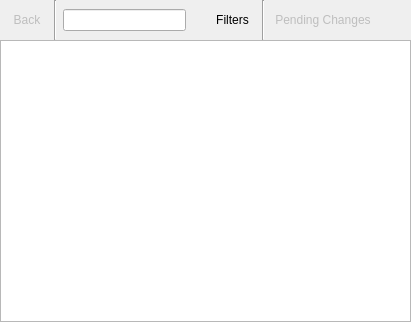
Before: the Qt Designer form Apper/ApperKCM.ui in KDE/apper, drawn with Qt 5.
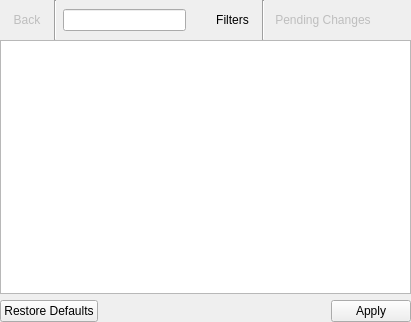
After: the same form once the commit is applied. Custom widgets are drawn as their Qt base class.

What changed in the file:
```diff
--- a/Apper/ApperKCM.ui
+++ b/Apper/ApperKCM.ui
@@ -354,6 +354,13 @@
          </property>
         </widget>
        </item>
+       <item row="1" column="0">
+        <widget class="QDialogButtonBox" name="buttonBox">
+         <property name="standardButtons">
+          <set>QDialogButtonBox::Apply|QDialogButtonBox::RestoreDefaults</set>
+         </property>
+        </widget>
+       </item>
       </layout>
      </widget>
      <widget class="QWidget" name="pageBrowse">
```
